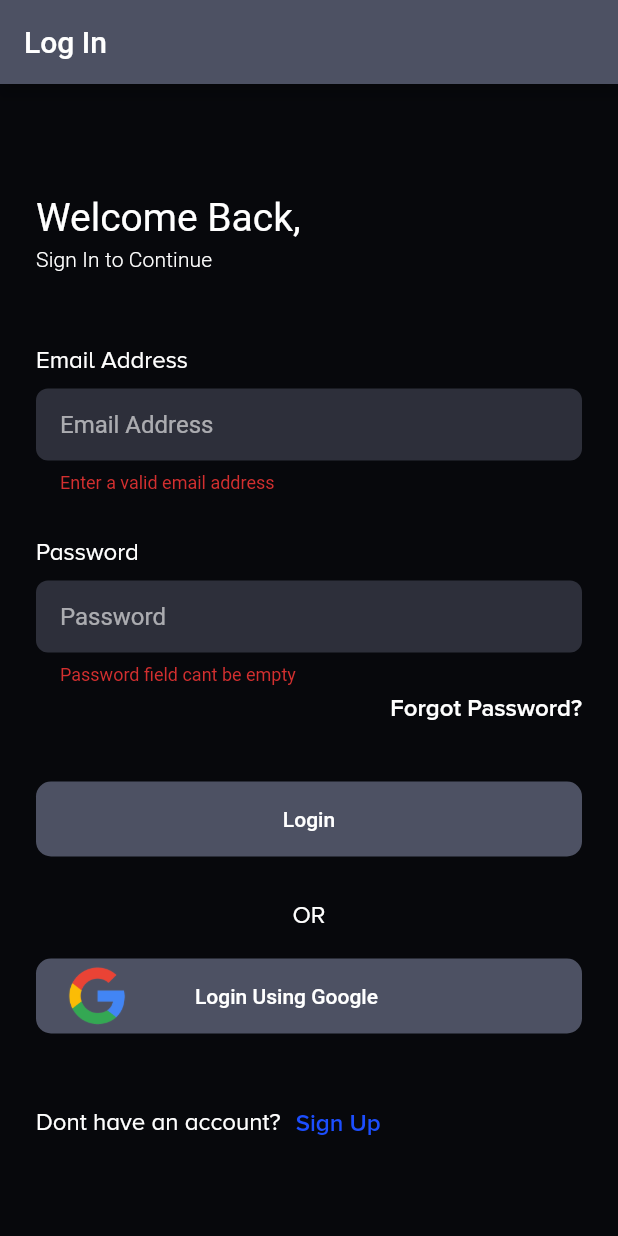
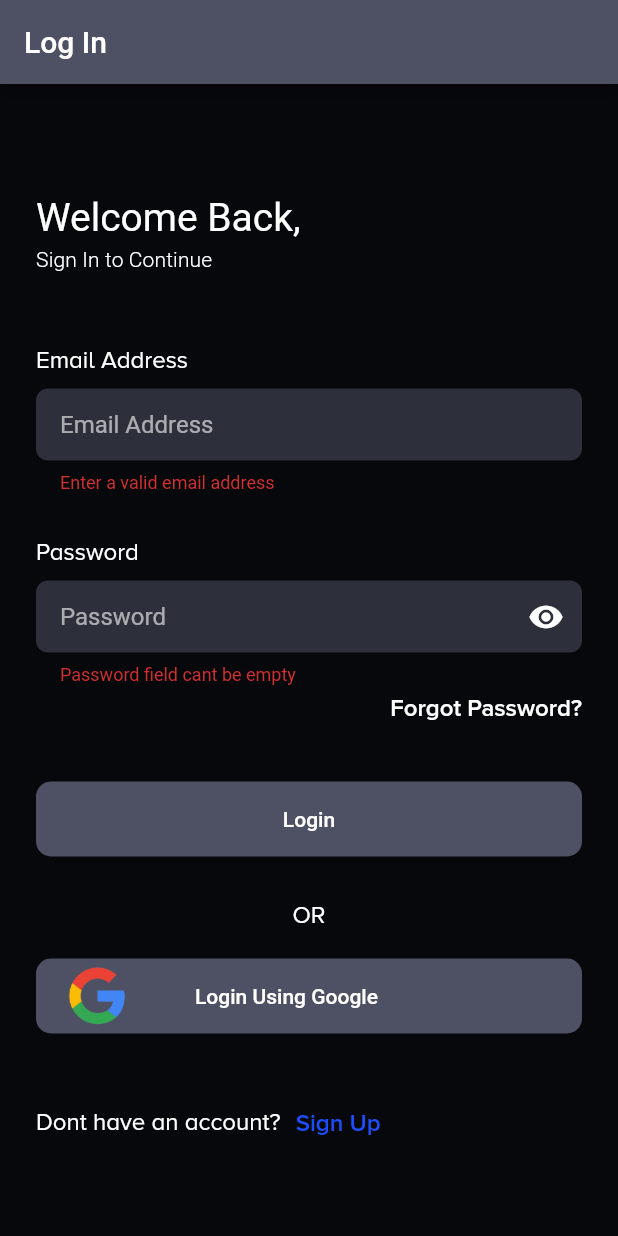
Before and after one commit to sanjog12/Unified_App, a Flutter app: the screen it shows after launch, after a tap on "Login", on a phone screen of 412 x 824 dp. Run offline on Flutter 3.47's test engine with Material 2 defaults, Android fonts, the phone set to English and light mode, and no system bars; our stand-ins replace cloud_firestore, file_picker, firebase_auth, firebase_database, firebase_messaging, firebase_storage and 7 more; missing offline and left inert: easy_web_view, firebase_admob, flutter_pdfview; accounts and stored records are empty.

Commit message:
29/07/2020

```diff
--- a/lib/screens/LoginPage.dart
+++ b/lib/screens/LoginPage.dart
@@ -3,6 +3,7 @@ import 'package:flutter/services.dart';
 import 'package:unified_reminder/models/userauth.dart';
 import 'package:unified_reminder/models/userbasic.dart';
 import 'package:unified_reminder/router.dart';
+import 'package:unified_reminder/screens/Dashboard.dart';
 import 'package:unified_reminder/services/AuthService.dart';
 import 'package:unified_reminder/styles/colors.dart';
 import 'package:unified_reminder/styles/styles.dart';
@@ -24,6 +25,7 @@ class _LoginPageState extends State<LoginPage>{
   UserAuth userAuth = UserAuth();
   GlobalKey<FormState> _loginFormKey = GlobalKey<FormState>();
   GlobalKey<ScaffoldState> _loginScaffold = GlobalKey<ScaffoldState>();
+  bool obscureText = true;
 
 
   @override
@@ -98,8 +100,32 @@ class _LoginPageState extends State<LoginPage>{
                         TextFormField(
                           validator: (value) => validatePasswordLength(value),
                           onSaved: (value) => userAuth.password = value,
-                          obscureText: true,
-                          decoration: buildCustomInput(hintText: "Password"),
+                          obscureText: obscureText,
+                          decoration: InputDecoration(
+                            hintText: "Password",
+                            suffixIcon: GestureDetector(child: Icon(Icons.remove_red_eye,color: Colors.white,),onTap: (){
+                              setState(() {
+                                obscureText = !obscureText;
+                              });
+                            },),
+                            contentPadding: EdgeInsets.symmetric(
+                              vertical: 0.0,
+                              horizontal: 16.0,
+                            ),
+
+                            fillColor: textboxColor,
+                            labelStyle: TextStyle(
+                              color: Colors.white,
+                            ),
+                            border: OutlineInputBorder(
+                              borderSide: BorderSide(
+                                width: 0.0,
+                                style: BorderStyle.none,
+                              ),
+                              borderRadius: BorderRadius.circular(8.0),
+                            ),
+                            filled: true,
+                          ),
                         ),
                       ],
                     ),
@@ -186,9 +212,16 @@ class _LoginPageState extends State<LoginPage>{
                               gButtonLoading = true;
                             });
                             UserBasic userBasic = await _auth.googleLogIn();
+                            print("userbasic check" +userBasic.email);
                             if (userBasic != null) {
-                              Navigator.of(context).pushReplacementNamed(
-                                  DashboardRoute);
+                              Navigator.pop(context);
+                              Navigator.of(context).push(
+                                MaterialPageRoute(
+                                  builder: (context)=> Dashboard(
+                                    userBasic: userBasic,
+                                  )
+                                )
+                              );
                             } else {}
                           }on PlatformException catch (e) {
                             flutterToast(message: "Something went Wrong");
@@ -332,9 +365,16 @@ class _LoginPageState extends State<LoginPage>{
         });
 
         UserBasic userBasic = await _auth.loginUser(authDetails);
-
+        print(userBasic.fullName);
         if (userBasic != null) {
-          Navigator.of(context).pushReplacementNamed(DashboardRoute);
+          Navigator.pop(context);
+          Navigator.of(context).push(
+            MaterialPageRoute(
+              builder: (context) => Dashboard(
+                userBasic: userBasic,
+              )
+            )
+          );
         } else {}
       }
     } on PlatformException catch (e) {
@@ -347,14 +387,7 @@ class _LoginPageState extends State<LoginPage>{
           textColor: Colors.white,
           fontSize: 16.0);
     } catch (e) {
-      Fluttertoast.showToast(
-          msg: "Unable to login at the moment",
-          toastLength: Toast.LENGTH_SHORT,
-          gravity: ToastGravity.BOTTOM,
-          timeInSecForIos: 1,
-          backgroundColor: Color(0xff666666),
-          textColor: Colors.white,
-          fontSize: 16.0);
+      flutterToast(message: "Unable to login at the moment");
     } finally {
       this.setState(() {
         buttonLoading = false;
--- a/lib/screens/PersonalInfo.dart
+++ b/lib/screens/PersonalInfo.dart
@@ -5,7 +5,6 @@ import 'package:unified_reminder/services/FirestoreService.dart';
 import 'package:unified_reminder/services/SharedPrefs.dart';
 import 'package:unified_reminder/styles/colors.dart';
 import 'package:unified_reminder/styles/styles.dart';
-import 'package:unified_reminder/router.dart';
 import 'package:unified_reminder/utils/validators.dart';
 
 class PersonalInfo extends StatefulWidget {
--- a/lib/screens/Wrapper.dart
+++ b/lib/screens/Wrapper.dart
@@ -2,6 +2,7 @@ import 'package:firebase_auth/firebase_auth.dart';
 import 'package:firebase_database/firebase_database.dart';
 import 'package:firebase_messaging/firebase_messaging.dart';
 import 'package:flutter/material.dart';
+import 'package:unified_reminder/models/userbasic.dart';
 import 'package:unified_reminder/screens/Dashboard.dart';
 import 'package:unified_reminder/screens/LoginPage.dart';
 import 'package:unified_reminder/services/FirestoreService.dart';
@@ -96,7 +97,8 @@ class _WrapperState extends State<Wrapper> {
             stream: firestoreService.getUserDetails(firebaseUserId),
             builder: (BuildContext context, snapshot) {
               if (snapshot.hasData) {}
-              return Dashboard();
+              return Dashboard(
+              );
             },
           );
   }
--- a/lib/services/FirestoreService.dart
+++ b/lib/services/FirestoreService.dart
@@ -94,11 +94,11 @@ class FirestoreService {
   }
 
   dynamic getUserDetails(firebaseUserId) {
-
     return _firestore
         .collection(FsUsersPath)
         .document('firebaseUserId')
         .snapshots();
+
   }
 
 //  Future<bool> addClientRecord(Client )
--- a/lib/styles/styles.dart
+++ b/lib/styles/styles.dart
@@ -8,6 +8,7 @@ InputDecoration buildCustomInput({String hintText}) {
       vertical: 0.0,
       horizontal: 16.0,
     ),
+
     fillColor: textboxColor,
     hintText: hintText,
     labelStyle: TextStyle(
```
Also changed, not shown: lib/Waste/ProUserProfileScreen.dart (+30 -10 lines), lib/screens/Clients.dart (+27 -8 lines), lib/screens/Dashboard.dart (+9 -1 lines), lib/screens/FD/Record.dart (+5 -6 lines), lib/screens/RegisterPage.dart (+15 -4 lines), lib/widgets/AppDrawer.dart (+17 -11 lines), 3 other files.
